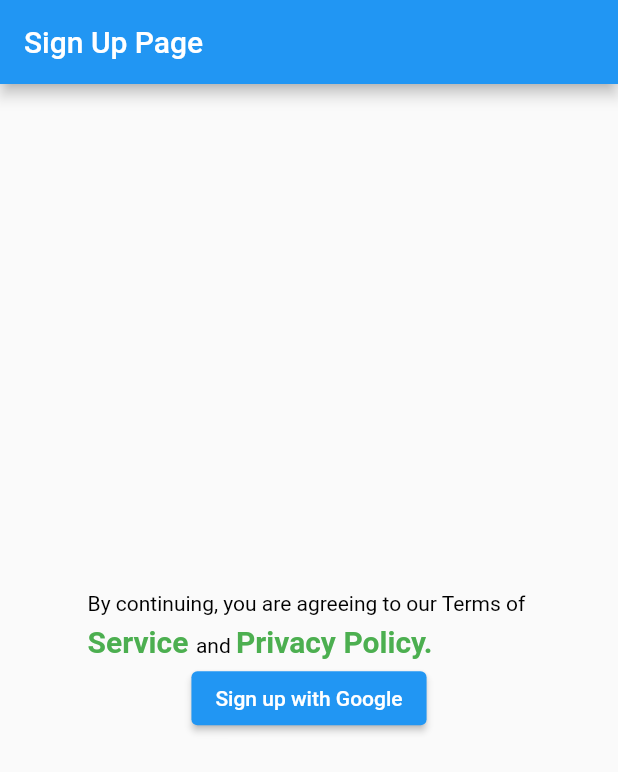
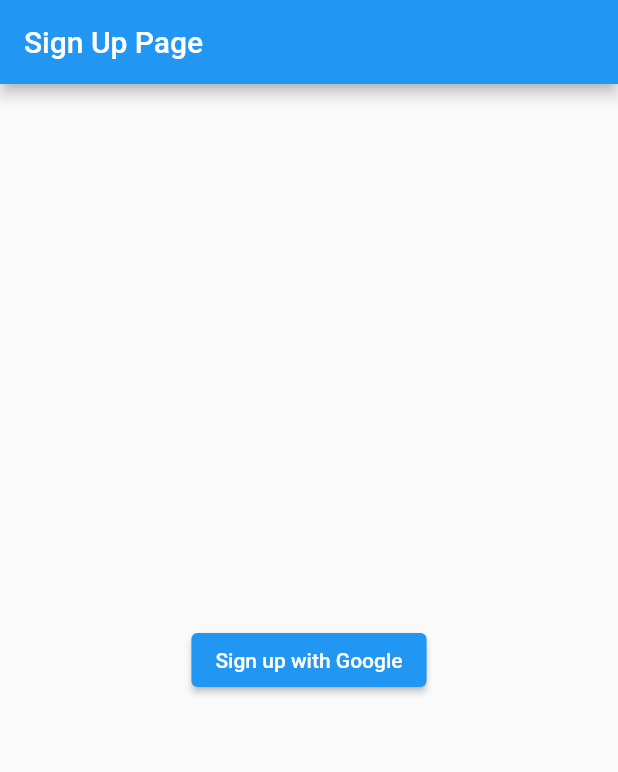
Before and after one commit to AlPussino/SignInWithGoogle, a Flutter app: the screen it shows after launch, on a phone screen of 412 x 824 dp. Shown: the top 772 px of the screen. Run offline on Flutter 3.47's test engine with Material 2 defaults, Android fonts, the phone set to English and light mode, and no system bars; our stand-ins replace firebase_auth, firebase_core, google_sign_in; accounts and stored records are empty.

Commit message:
second commit

```diff
--- a/lib/screens/sign_up_screen.dart
+++ b/lib/screens/sign_up_screen.dart
@@ -21,42 +21,6 @@
         child: Column(
           mainAxisAlignment: MainAxisAlignment.center,
           children: [
-            RichText(
-              text: const TextSpan(
-                text: 'By continuing, you are agreeing to our Terms of \n',
-                style: TextStyle(
-                  fontSize: 14.0,
-                  height: 1.5,
-                  color: Colors.black,
-                ),
-                children: [
-                  TextSpan(
-                    text: 'Service ',
-                    style: TextStyle(
-                      fontSize: 20.0,
-                      fontWeight: FontWeight.bold,
-                      color: Colors.green,
-                    ),
-                  ),
-                  TextSpan(
-                    text: 'and ',
-                    style: TextStyle(
-                      fontSize: 14.0,
-                      fontWeight: FontWeight.normal,
-                      color: Colors.black,
-                    ),
-                  ),
-                  TextSpan(
-                    text: 'Privacy Policy.',
-                    style: TextStyle(
-                      fontSize: 20.0,
-                      fontWeight: FontWeight.bold,
-                      color: Colors.green,
-                    ),
-                  ),
-                ],
-              ),
-            ),
             ElevatedButton(
               onPressed: () {
                 final provider =
```
